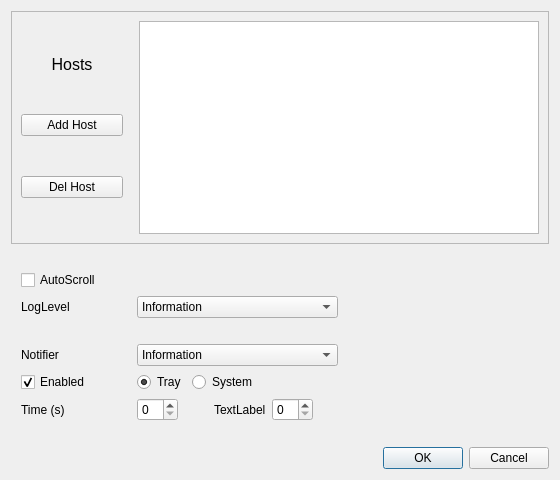
sperner/QtLogwatcher, file settings.ui: the form before one commit.
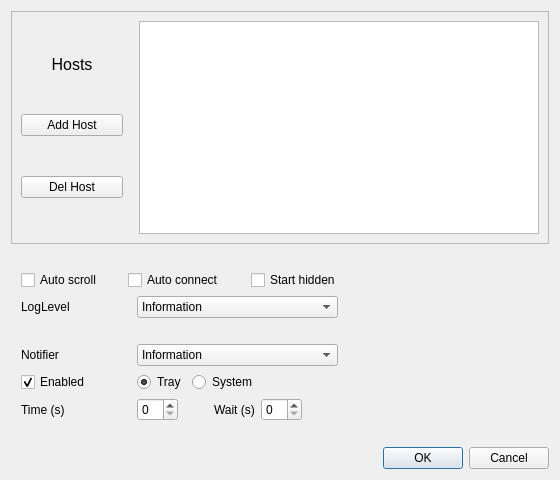
The form after the commit.

```diff
--- a/settings.ui
+++ b/settings.ui
@@ -144,7 +144,7 @@
            <item>
             <widget class="QCheckBox" name="chkScroll">
              <property name="text">
-              <string>AutoScroll</string>
+              <string>Auto scroll</string>
              </property>
             </widget>
            </item>
@@ -153,6 +153,52 @@
              <property name="orientation">
               <enum>Qt::Horizontal</enum>
              </property>
+             <property name="sizeType">
+              <enum>QSizePolicy::Fixed</enum>
+             </property>
+             <property name="sizeHint" stdset="0">
+              <size>
+               <width>20</width>
+               <height>20</height>
+              </size>
+             </property>
+            </spacer>
+           </item>
+           <item>
+            <widget class="QCheckBox" name="chkConnect">
+             <property name="text">
+              <string>Auto connect</string>
+             </property>
+            </widget>
+           </item>
+           <item>
+            <spacer name="hSpcChkC">
+             <property name="orientation">
+              <enum>Qt::Horizontal</enum>
+             </property>
+             <property name="sizeType">
+              <enum>QSizePolicy::Fixed</enum>
+             </property>
+             <property name="sizeHint" stdset="0">
+              <size>
+               <width>20</width>
+               <height>20</height>
+              </size>
+             </property>
+            </spacer>
+           </item>
+           <item>
+            <widget class="QCheckBox" name="chkHidden">
+             <property name="text">
+              <string>Start hidden</string>
+             </property>
+            </widget>
+           </item>
+           <item>
+            <spacer name="hSpcChkH">
+             <property name="orientation">
+              <enum>Qt::Horizontal</enum>
+             </property>
              <property name="sizeHint" stdset="0">
               <size>
                <width>40</width>
@@ -530,7 +576,7 @@
               </sizepolicy>
              </property>
              <property name="text">
-              <string>TextLabel</string>
+              <string>Wait (s)</string>
              </property>
             </widget>
            </item>
```
Left out of the diff: 4 changed lines with no effect on the pictures.
